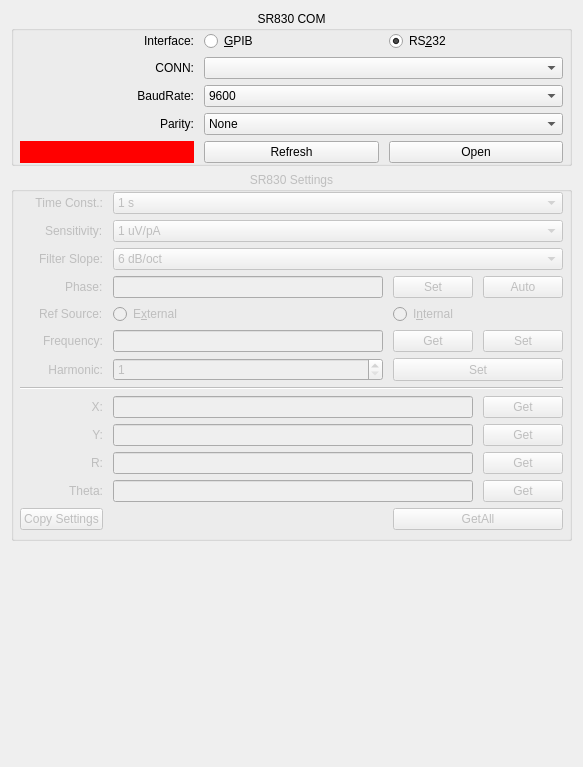
Above: SRS/sr830_config.ui from EdwarDu/autools before the change. Below: the same form after it.
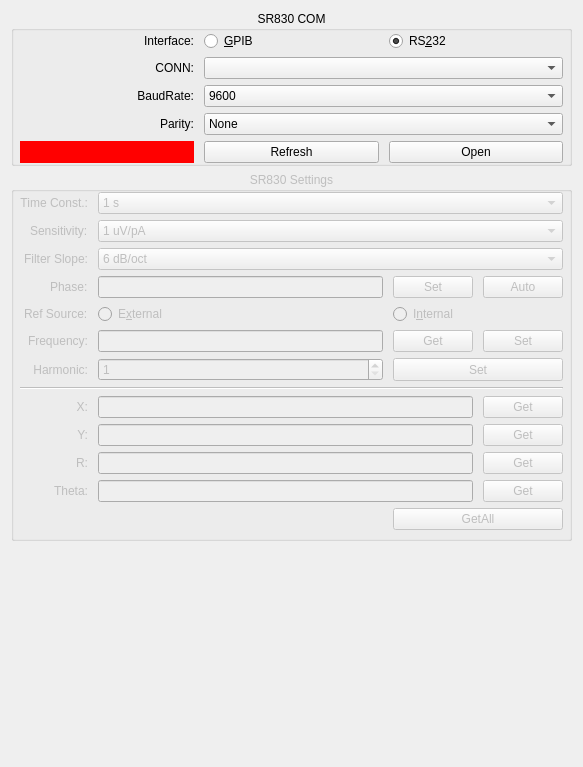
That is the form after the change.

```diff
--- a/SRS/sr830_config.ui
+++ b/SRS/sr830_config.ui
@@ -1097,13 +1097,6 @@
           </property>
          </widget>
         </item>
-        <item row="12" column="0" colspan="2">
-         <widget class="QPushButton" name="pushButton_CopySettings">
-          <property name="text">
-           <string>Copy Settings</string>
-          </property>
-         </widget>
-        </item>
        </layout>
       </item>
      </layout>
```
